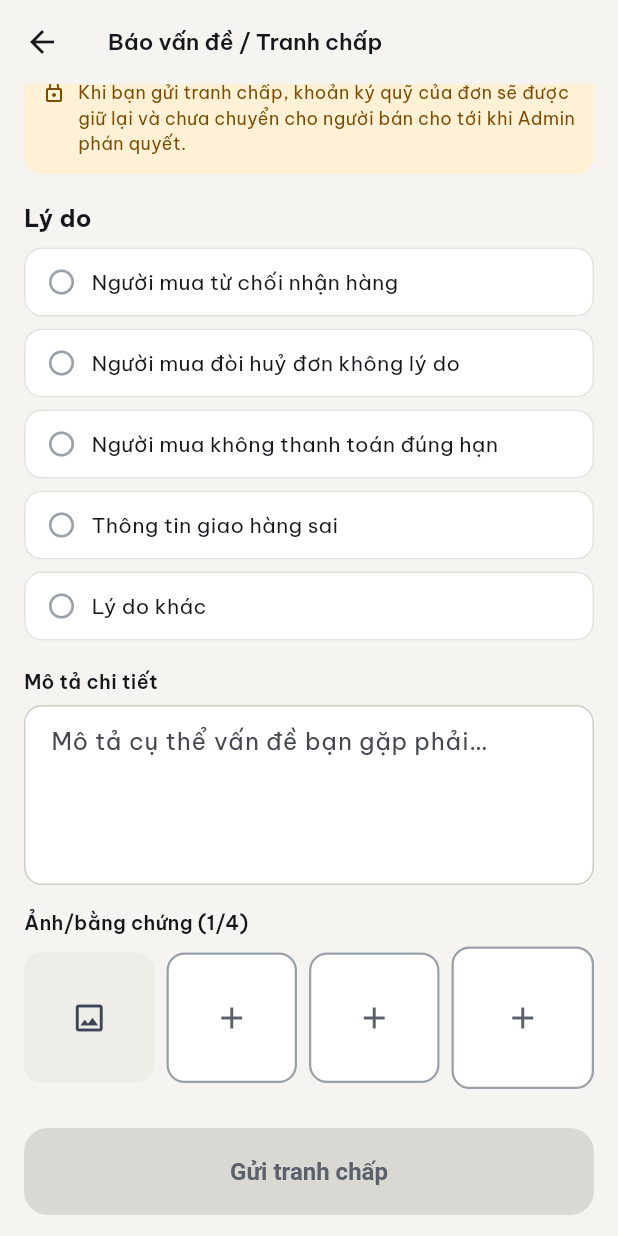
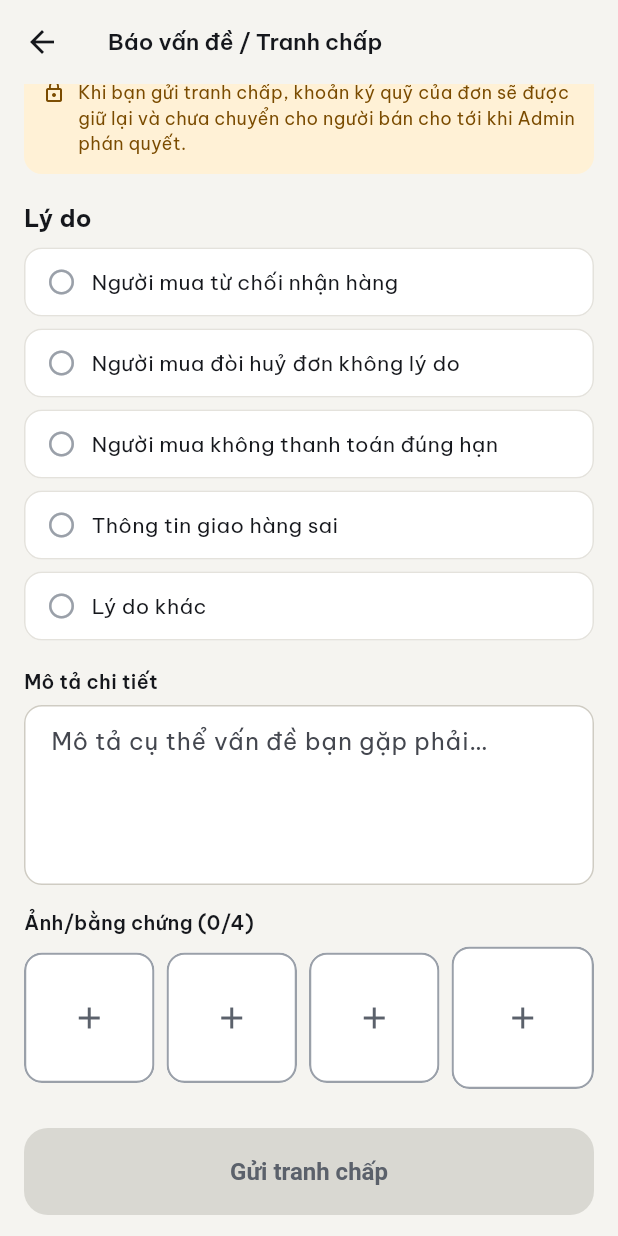
Before and after one commit to haoltse182646/bidvibe_fe, a Flutter app: the CustomerDisputeScreen screen opened directly with empty values, scrolled down 74 dp, after a tap on the "add" icon, on a phone screen of 412 x 824 dp. Run offline on Flutter 3.47's test engine with Material 3 defaults, Android fonts, the phone set to English and light mode, and no system bars; our stand-ins replace flutter_secure_storage, google_fonts, image_picker, socket_io_client; accounts and stored records are empty.

Commit message:
Attach evidence photos to disputes
The dispute screen's photo slots were a fake counter. Users can now pick
images from the device; they are uploaded with purpose=dispute and sent as
photoUrls when the dispute is opened, so the escrow is only held once the
photos are stored. If an upload fails, no dispute is created.

- dispute detail shows the evidence photos with the uploader's role and a
  tap-to-zoom view; photos with unexpected URLs are ignored
- parse the new photos field of GET /api/disputes/mine
- PhotoPicker falls back to a default file name when the picker returns none
- add repository and widget tests

```diff
--- a/lib/core/remote_app_store.dart
+++ b/lib/core/remote_app_store.dart
@@ -347,6 +347,7 @@ class RemoteAppStore extends AppStore {
     required String title,
     required String reason,
     String detail = '',
+    List<PickedImage> images = const [],
   }) async {
     try {
       String? orderId;
@@ -364,6 +365,7 @@ class RemoteAppStore extends AppStore {
         orderId: orderId,
         title: title,
         reason: detail.trim().isEmpty ? reason : '$reason — ${detail.trim()}',
+        images: images,
       );
       _say('Đã gửi tranh chấp', 'Ký quỹ được giữ lại. Admin sẽ phản hồi sớm.');
     } on ApiException catch (e) {
--- a/lib/screens/customer/customer_dispute.dart
+++ b/lib/screens/customer/customer_dispute.dart
@@ -1,9 +1,12 @@
 import 'package:flutter/material.dart';
+import 'package:image_picker/image_picker.dart';
 import 'package:provider/provider.dart';
 
+import '../../core/picked_image.dart';
 import '../../store.dart';
 import '../../theme.dart';
 import '../../widgets/common.dart';
+import '../../widgets/photo_picker.dart';
 
 /// Mở tranh chấp (Raise Dispute) — dùng chung cho Người mua và Người bán.
 /// Tranh chấp được đưa vào mục "Tranh chấp" của Admin, đồng thời khoản ký
@@ -13,7 +16,8 @@ class CustomerDisputeScreen extends StatefulWidget {
   final String title;
   final String? auctionId;
   final String? listingId;
-  const CustomerDisputeScreen({super.key, required this.source, required this.title, this.auctionId, this.listingId});
+  final Future<List<XFile>> Function(int limit)? pickImages; // chèn khi test
+  const CustomerDisputeScreen({super.key, required this.source, required this.title, this.auctionId, this.listingId, this.pickImages});
 
   @override
   State<CustomerDisputeScreen> createState() => _CustomerDisputeScreenState();
@@ -22,7 +26,7 @@ class CustomerDisputeScreen extends StatefulWidget {
 class _CustomerDisputeScreenState extends State<CustomerDisputeScreen> {
   final detailCtrl = TextEditingController();
   String? reason;
-  int photos = 0;
+  List<PickedImage> images = [];
   bool _sending = false; // chặn bấm đúp: lần 2 sẽ báo DISPUTE_OPEN đè thông báo thành công
 
   static const _bidderReasons = ['Hàng không đúng mô tả', 'Hàng bị hư hỏng khi vận chuyển', 'Thiếu phụ kiện so với mô tả', 'Giao hàng quá chậm', 'Lý do khác'];
@@ -89,33 +93,9 @@ class _CustomerDisputeScreenState extends State<CustomerDisputeScreen> {
           const FieldLabel('Mô tả chi tiết'),
           TextField(controller: detailCtrl, maxLines: 4, decoration: appInputDecoration('Mô tả cụ thể vấn đề bạn gặp phải…')),
           const SizedBox(height: 16),
-          Text('Ảnh/bằng chứng ($photos/4)', style: const TextStyle(fontSize: 13, fontWeight: FontWeight.w600)),
+          Text('Ảnh/bằng chứng (${images.length}/4)', style: const TextStyle(fontSize: 13, fontWeight: FontWeight.w600)),
           const SizedBox(height: 6),
-          Row(
-            children: List.generate(4, (i) {
-              final filled = i < photos;
-              return Expanded(
-                child: Padding(
-                  padding: EdgeInsets.only(right: i == 3 ? 0 : 8),
-                  child: AspectRatio(
-                    aspectRatio: 1,
-                    child: Material(
-                      color: filled ? AppColors.neutralBg : Colors.white,
-                      borderRadius: BorderRadius.circular(12),
-                      child: InkWell(
-                        borderRadius: BorderRadius.circular(12),
-                        onTap: () => setState(() => photos = filled ? photos - 1 : photos + 1),
-                        child: Container(
-                          decoration: BoxDecoration(borderRadius: BorderRadius.circular(12), border: filled ? null : Border.all(color: const Color(0xFF9AA0A9), width: 1.5)),
-                          child: Icon(filled ? Icons.image_outlined : Icons.add, color: filled ? AppColors.neutralFg : AppColors.muted),
-                        ),
-                      ),
-                    ),
-                  ),
-                ),
-              );
-            }),
-          ),
+          PhotoPicker(images: images, pick: widget.pickImages, onChanged: (v) => setState(() => images = v)),
         ],
       ),
       bottomNavigationBar: SafeArea(
@@ -136,6 +116,7 @@ class _CustomerDisputeScreenState extends State<CustomerDisputeScreen> {
                           title: widget.title,
                           reason: reason!,
                           detail: detailCtrl.text,
+                          images: images,
                         );
                     if (!mounted) return;
                     // Thất bại: ở lại để giữ nội dung đã nhập (store đã hiện lý do).
--- a/lib/store.dart
+++ b/lib/store.dart
@@ -465,6 +465,7 @@ class AppStore extends ChangeNotifier {
     required String title,
     required String reason,
     String detail = '',
+    List<PickedImage> images = const [],
   }) {
     final now = DateTime.now();
     final a = _auction(auctionId);
--- a/lib/widgets/photo_picker.dart
+++ b/lib/widgets/photo_picker.dart
@@ -32,7 +32,7 @@ class PhotoPicker extends StatelessWidget {
       if (files.isEmpty) return;
       final added = <PickedImage>[
         for (final f in files.take(room))
-          PickedImage(await f.readAsBytes(), f.name),
+          PickedImage(await f.readAsBytes(), f.name.isEmpty ? 'photo' : f.name),
       ];
       onChanged([...images, ...added]);
     } catch (_) {
```
Also changed, not shown: lib/features/disputes/dispute_repository.dart (+26 -0 lines), lib/features/listings/listing_repository.dart (+16 -3 lines), lib/screens/orders/dispute_detail_screen.dart (+64 -0 lines), 2 other files.
